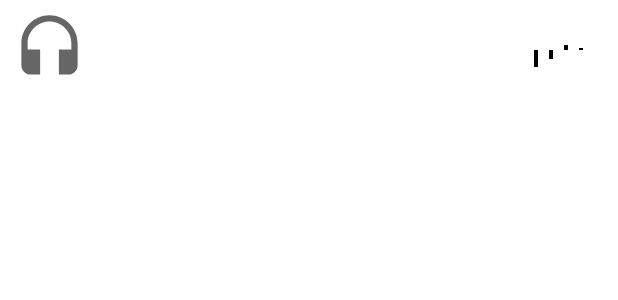
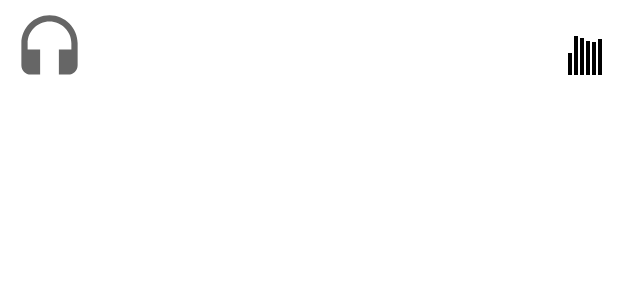
Before and after one commit to NickIvantsov/My-mp3, an Android app: the layout item_song.xml on its own in the app's theme, with its tools: preview values and no code run, on a phone screen of 412 x 824 dp. Shown: the top 300 px of the screen. Run offline under Robolectric (Android 15) with nearby library versions, the phone set to English and light mode, and no system bars.

Commit message:
изменил количество полос визуалайзера, модифицировал макет эл. аудио

```diff
--- a/My-mp3/app/src/main/java/com/gmail/ivantsov/nikolai/my_mp3/presentation/library/MusicVisualizer.kt
+++ b/My-mp3/app/src/main/java/com/gmail/ivantsov/nikolai/my_mp3/framework/MusicVisualizer.kt
@@ -1,4 +1,4 @@
-package com.gmail.ivantsov.nikolai.my_mp3.presentation.library
+package com.gmail.ivantsov.nikolai.my_mp3.framework
 
 import android.content.Context
 import android.graphics.Canvas
@@ -35,30 +35,44 @@ class MusicVisualizer(context: Context, attrs: AttributeSet? = null) : View(cont
         paint.style = Paint.Style.FILL
         canvas.drawRect(
             getDimensionInPixel(0).toFloat(),
-            (height - (10 + random.nextInt(((height / 1f) - 25).toInt()))).toFloat(),
+            (height - (10 + random.nextInt(((height / 1.5f) - 5).toInt()))).toFloat(),
             getDimensionInPixel(3).toFloat(),
-            (height - 30).toFloat(),
+            (height - 5).toFloat(),
             paint
         )
         canvas.drawRect(
-            getDimensionInPixel(10).toFloat(),
-            (height - (10 + random.nextInt(((height / 1f) - 25).toInt()))).toFloat(),
-            getDimensionInPixel(13).toFloat(),
-            (height - 30).toFloat(),
+            getDimensionInPixel(4).toFloat(),
+            (height - (10 + random.nextInt(((height / 1.5f) - 5).toInt()))).toFloat(),
+            getDimensionInPixel(7).toFloat(),
+            (height - 5).toFloat(),
             paint
         )
         canvas.drawRect(
-            getDimensionInPixel(20).toFloat(),
-            (height - (10 + random.nextInt(((height / 1f) - 25).toInt()))).toFloat(),
-            getDimensionInPixel(23).toFloat(),
-            (height - 30).toFloat(),
+            getDimensionInPixel(8).toFloat(),
+            (height - (10 + random.nextInt(((height / 1.5f) - 5).toInt()))).toFloat(),
+            getDimensionInPixel(11).toFloat(),
+            (height - 5).toFloat(),
             paint
         )
         canvas.drawRect(
-            getDimensionInPixel(30).toFloat(),//left,
-            (height - (10 + random.nextInt(((height / 1f) - 25).toInt()))).toFloat(),//top,
-            getDimensionInPixel(33).toFloat(),// right,
-            (height - 30).toFloat(),//bottom
+            getDimensionInPixel(12).toFloat(),//left,
+            (height - (10 + random.nextInt(((height / 1.5f) - 5).toInt()))).toFloat(),//top,
+            getDimensionInPixel(15).toFloat(),// right,
+            (height - 5).toFloat(),//bottom
+            paint
+        )
+        canvas.drawRect(
+            getDimensionInPixel(16).toFloat(),//left,
+            (height - (10 + random.nextInt(((height / 1.5f) - 5).toInt()))).toFloat(),//top,
+            getDimensionInPixel(19).toFloat(),// right,
+            (height - 5).toFloat(),//bottom
+            paint
+        )
+        canvas.drawRect(
+            getDimensionInPixel(20).toFloat(),//left,
+            (height - (10 + random.nextInt(((height / 1.5f) - 5).toInt()))).toFloat(),//top,
+            getDimensionInPixel(23).toFloat(),// right,
+            (height - 5).toFloat(),//bottom
             paint
         )
     }
--- a/My-mp3/app/src/main/res/layout/item_song.xml
+++ b/My-mp3/app/src/main/res/layout/item_song.xml
@@ -6,12 +6,12 @@
     android:layout_width="match_parent"
     android:layout_height="wrap_content">
 
-    <com.gmail.ivantsov.nikolai.my_mp3.presentation.library.MusicVisualizer
+    <com.gmail.ivantsov.nikolai.my_mp3.framework.MusicVisualizer
         android:id="@+id/visualizer"
-        android:layout_width="40dp"
+        android:layout_width="25dp"
         android:layout_height="40dp"
         android:layout_centerVertical="true"
-        android:layout_marginEnd="16dp"
+        android:layout_marginEnd="8dp"
         android:visibility="gone"
         app:layout_constraintBottom_toBottomOf="parent"
         app:layout_constraintEnd_toEndOf="parent"
```
